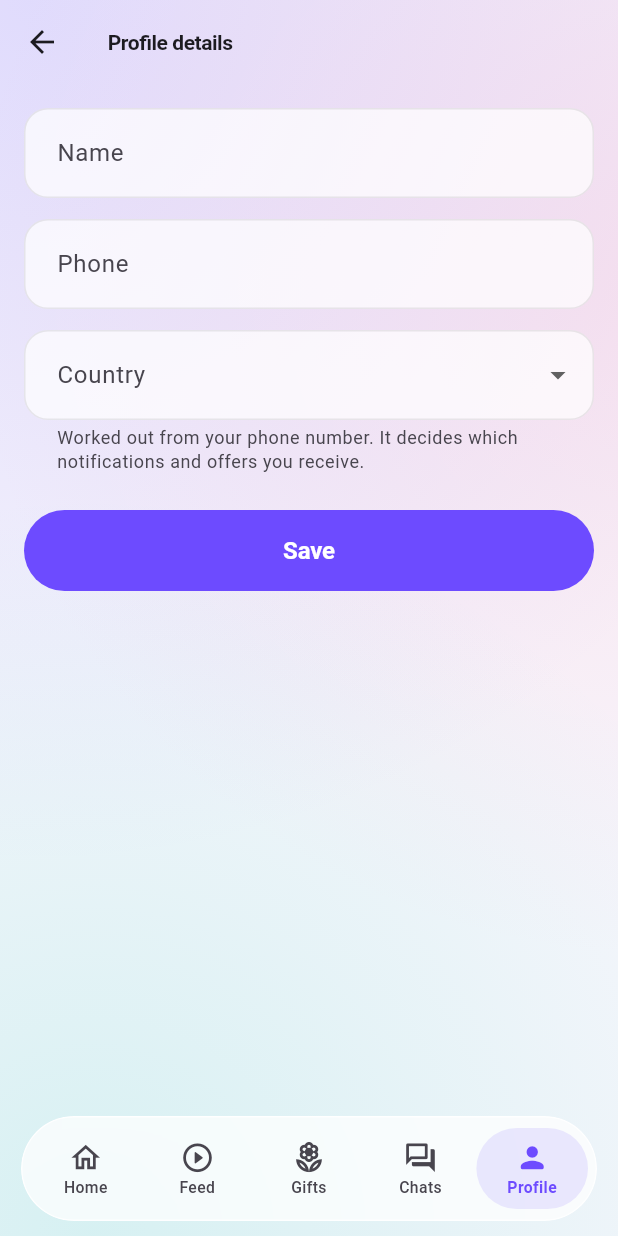
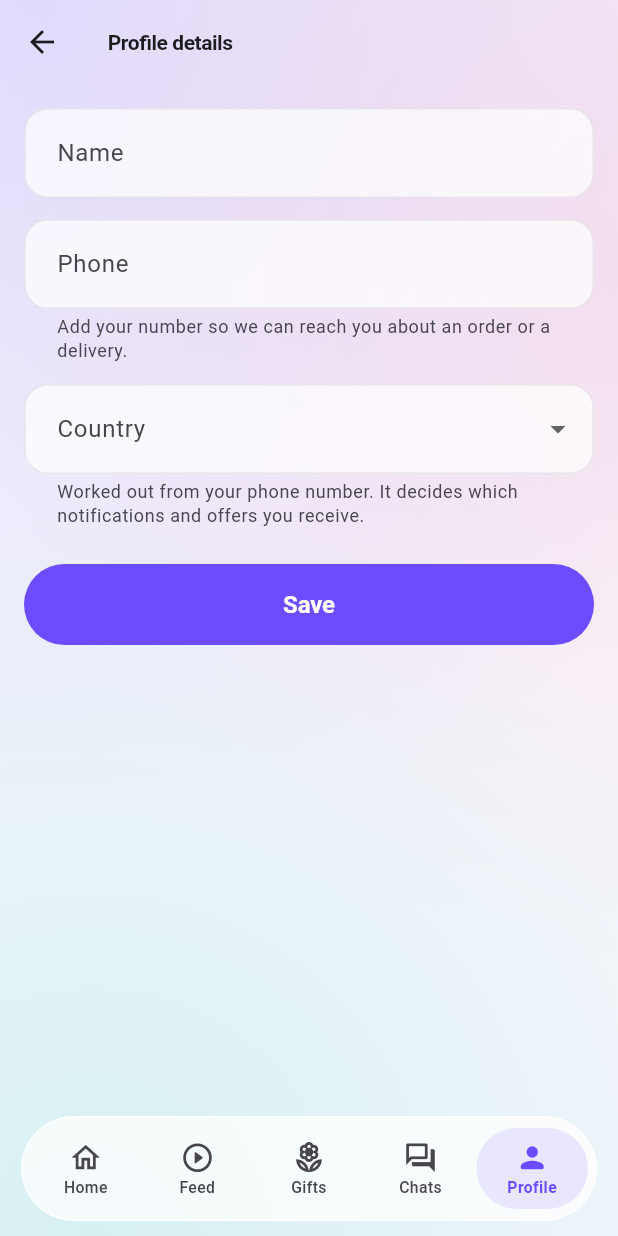
Before and after one commit to bycharyyev/gul, a Flutter app: the EditProfileScreen screen opened by its route, on a phone screen of 412 x 824 dp. Run offline on Flutter 3.47's test engine with Material 3 defaults, Android fonts, the phone set to English and light mode, and no system bars; our stand-ins replace barcode_widget, cached_network_image, dio, firebase_analytics, firebase_core, firebase_crashlytics and 13 more; missing offline and left inert: firebase_performance, mobile_scanner; accounts and stored records are empty; network calls fail.

Commit message:
feat(mobile): ask for the phone plainly where rewards are hidden
The Android build may not show incentives (Play financial features
declaration covers 'rewards, points ... and other incentives'), so its
profile asks for the number with the reason it is used, nothing offered.

Co-Authored-By: Claude Opus 5.5 <noreply@anthropic.com>

```diff
--- a/apps/mobile/lib/core/l10n/strings.dart
+++ b/apps/mobile/lib/core/l10n/strings.dart
@@ -597,6 +597,7 @@ class Strings {
       'edit.phone': 'Телефон',
       'edit.phoneBonusOffer': 'Добавьте номер — получите {amount} TMT скидки после первой оплаченной покупки.',
       'edit.phoneBonusEarned': 'Бонус {amount} TMT за номер начислен.',
+      'edit.phoneContactHint': 'Добавьте номер, чтобы мы могли связаться с вами по заказу или доставке.',
       'edit.country': 'Страна',
       'update.title': 'Требуется обновление',
       'update.soon':
@@ -1172,6 +1173,7 @@ class Strings {
       'edit.phone': 'Phone',
       'edit.phoneBonusOffer': 'Add your number and get a {amount} TMT discount after your first paid purchase.',
       'edit.phoneBonusEarned': '{amount} TMT bonus for your number has been credited.',
+      'edit.phoneContactHint': 'Add your number so we can reach you about an order or a delivery.',
       'edit.country': 'Country',
       'update.title': 'Update required',
       'update.soon':
@@ -1742,6 +1744,7 @@ class Strings {
       'edit.phone': 'Telefon',
       'edit.phoneBonusOffer': 'Belgiňizi goşuň — ilkinji tölenen satyn alyşdan soň {amount} TMT arzanladyş alyň.',
       'edit.phoneBonusEarned': 'Belgi üçin {amount} TMT bonus goşuldy.',
+      'edit.phoneContactHint': 'Sargyt ýa-da eltip bermek boýunça siz bilen habarlaşyp bilmegimiz üçin belgiňizi goşuň.',
       'edit.country': 'Ýurt',
       'update.title': 'Täzelenme gerek',
       'update.soon':
--- a/apps/mobile/lib/features/profile/presentation/edit_profile_screen.dart
+++ b/apps/mobile/lib/features/profile/presentation/edit_profile_screen.dart
@@ -73,13 +73,18 @@ class _EditProfileScreenState extends ConsumerState<EditProfileScreen> {
     }
   }
 
-  /// "Add a phone, get N TMT" until the bonus is earned, then a thank-you; nothing when the
-  /// server did not say how big the bonus is.
-  String? _phoneBonusHint(Strings strings) {
+  /// Under the phone field. Where rewards are allowed: "add a phone, get N TMT" until earned, then
+  /// a thank-you. Where they are not: a plain reason to add the number, with no reward.
+  String? _phoneHint(Strings strings) {
+    final user = ref.read(authControllerProvider).user;
     // The bonus is a referral-balance credit, so it is part of the reward surface this build
-    // hides (see kReferralRewardsEnabled): the store declaration says no financial features.
-    if (!kReferralRewardsEnabled) return null;
-    final user = ref.read(authControllerProvider).user;
+    // hides (see kReferralRewardsEnabled): the store declaration says no financial features
+    // ("rewards, points ... and other incentives"). The number is still worth asking for, so this
+    // build asks for it plainly -- what it is used for, with nothing offered in return.
+    if (!kReferralRewardsEnabled) {
+      final hasPhone = user?.phone?.isNotEmpty ?? false;
+      return hasPhone ? null : strings.get('edit.phoneContactHint');
+    }
     final amount = user?.phoneBonusTmt;
     if (user == null || amount == null || amount <= 0) return null;
     final key = user.phoneBonusAt != null
@@ -128,7 +133,7 @@ class _EditProfileScreenState extends ConsumerState<EditProfileScreen> {
           onFieldSubmitted: (_) => _submit(),
           decoration: InputDecoration(
             labelText: strings.get('edit.phone'),
-            helperText: _phoneBonusHint(strings),
+            helperText: _phoneHint(strings),
             helperMaxLines: 3,
           ),
           // Optional since sign-in moved to email; checked only when something is typed.
```
